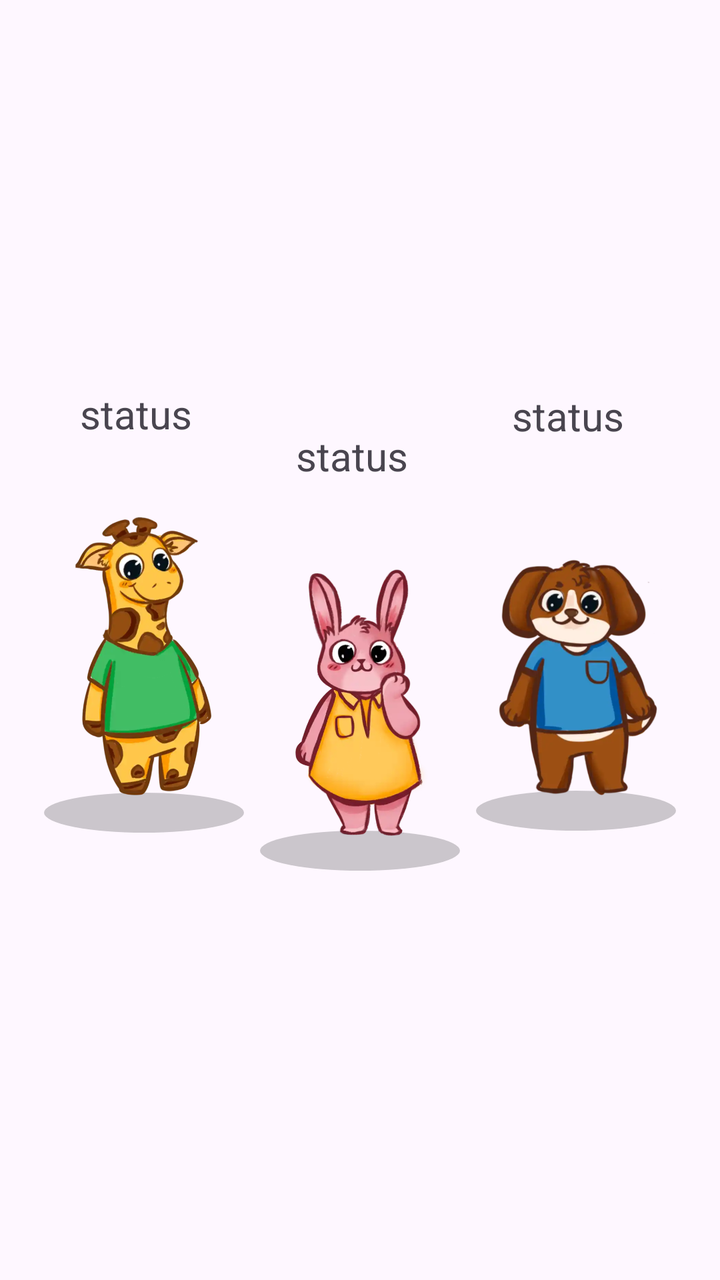
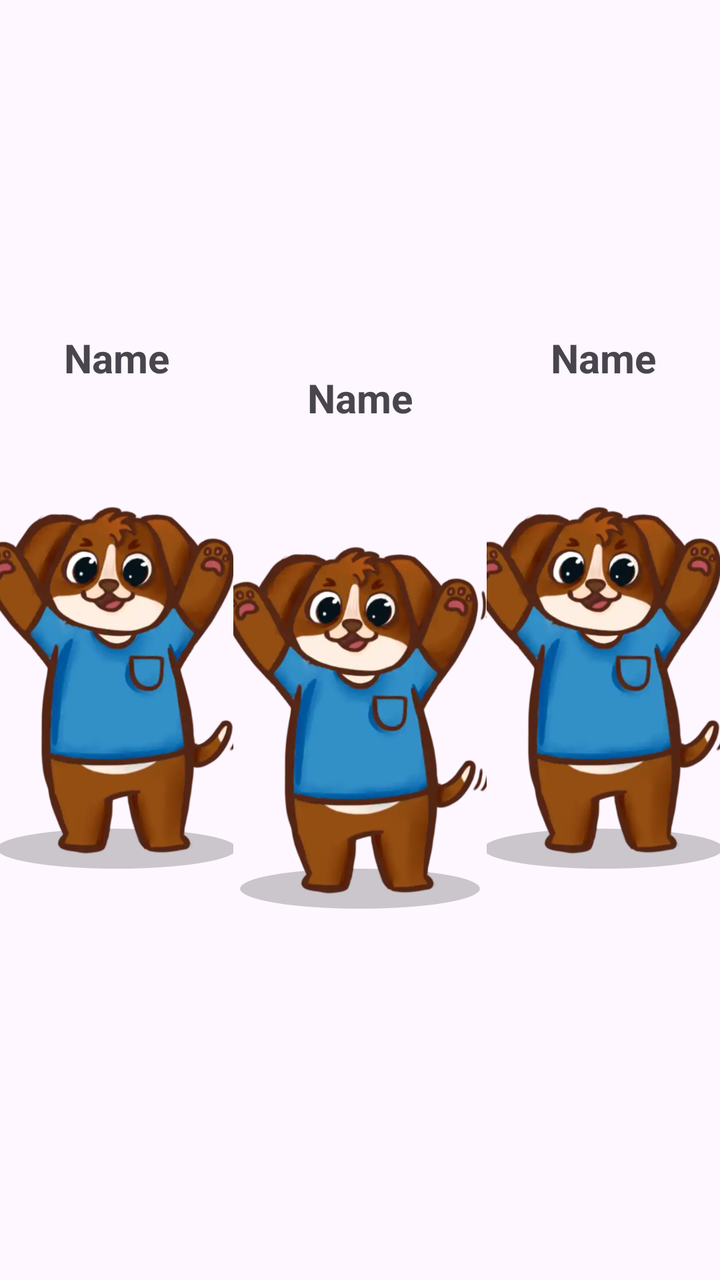

Two renders of the same Android screen: before a commit and after it. Below are the layout's source before the change and the commit's diff.
<!-- AndroidManifest.xml: application theme Theme.BetweenUs -->
<!-- res/layout/item_avatar_group.xml -->
<?xml version="1.0" encoding="utf-8"?>
<androidx.constraintlayout.widget.ConstraintLayout xmlns:android="http://schemas.android.com/apk/res/android"
    android:layout_width="match_parent"
    android:layout_height="match_parent"
    xmlns:app="http://schemas.android.com/apk/res-auto">

    

    <LinearLayout
        android:id="@+id/avatarGroup"
        android:layout_width="0dp"
        android:layout_height="300dp"
        android:orientation="horizontal"
        android:gravity="center"
        android:weightSum="3"
        app:layout_constraintWidth_percent="0.9"
        app:layout_constraintHeight_percent="0.8"
        app:layout_constraintTop_toTopOf="parent"
        app:layout_constraintBottom_toBottomOf="parent"
        app:layout_constraintStart_toStartOf="parent"
        app:layout_constraintEnd_toEndOf="parent">
    <LinearLayout
        android:id="@+id/containerLeft"
        android:layout_width="0dp"
        android:layout_height="wrap_content"
        android:layout_weight="1"
        android:orientation="vertical"
        android:translationY="-20dp"
        android:gravity="center"
        app:layout_constraintEnd_toStartOf="@id/containerCenter"
        app:layout_constraintHorizontal_chainStyle="packed"
        app:layout_constraintStart_toStartOf="parent"
        app:layout_constraintTop_toTopOf="parent"
        app:layout_constraintBottom_toBottomOf="parent">
        <TextView
            android:id="@+id/txt_status1"
            android:layout_width="wrap_content"
            android:layout_height="wrap_content"
            android:text="status"
            android:translationX="-4dp"
            android:translationY="10dp"
            android:textSize="20sp" />

        <ImageView
            android:id="@+id/avatarLeft"
            android:layout_width="100dp"
            android:layout_height="180dp"
            android:src="@drawable/giraffe_happy"
            android:translationY="20dp"
            android:scaleX="0.95"
            android:scaleY="0.95"
            android:elevation="2dp" />

        <View
            android:layout_width="100dp"
            android:layout_height="20dp"

            android:background="@drawable/avatar_shadow"
            android:layout_marginTop="6dp" />
    </LinearLayout>
        <LinearLayout
            android:id="@+id/containerCenter"
            android:layout_width="0dp"
            android:layout_height="wrap_content"
            android:layout_weight="1"
            android:orientation="vertical"
            android:gravity="center_horizontal"
            app:layout_constraintStart_toEndOf="@id/containerLeft"
            app:layout_constraintEnd_toStartOf="@id/containerRight"
            app:layout_constraintEnd_toEndOf="parent"
            app:layout_constraintTop_toTopOf="parent"
            app:layout_constraintBottom_toBottomOf="parent">

            <TextView
                android:id="@+id/txt_status2"
                android:layout_width="wrap_content"
                android:layout_height="wrap_content"
                android:text="status"
                android:translationY="10dp"
                android:translationX="-4dp"
                android:textSize="20sp"/>

            <ImageView
                android:id="@+id/avatarCenter"
                android:layout_width="100dp"
                android:layout_height="180dp"
                android:src="@drawable/bunny_happy"
                android:translationY="20dp"
                android:scaleX="0.95"
                android:scaleY="0.95"
                android:elevation="2dp" />

            <View

                android:layout_width="100dp"
                android:layout_height="20dp"
                android:background="@drawable/avatar_shadow"
                android:layout_marginTop="4dp" />
        </LinearLayout>

    <LinearLayout
        android:id="@+id/containerRight"
        android:layout_width="0dp"
        android:layout_height="wrap_content"
        android:layout_weight="1"
        android:translationY="-20dp"
        android:orientation="vertical"
        android:gravity="center"
        app:layout_constraintStart_toEndOf="@id/containerCenter"
        app:layout_constraintEnd_toEndOf="parent"
        app:layout_constraintTop_toTopOf="parent"
        app:layout_constraintBottom_toBottomOf="parent">

        <TextView
            android:id="@+id/txt_status3"
            android:layout_width="wrap_content"
            android:layout_height="wrap_content"
            android:text="status"
            android:translationX="-4dp"
            android:translationY="10dp"
            android:textSize="20sp"/>

        <ImageView
            android:id="@+id/avatarRight"
            android:layout_width="100dp"
            android:layout_height="180dp"
            android:src="@drawable/puppy_happy"
            android:translationY="20dp"
            android:scaleX="0.95"
            android:scaleY="0.95"
            android:layout_weight="1"
            android:elevation="2dp" />

        <View
            android:layout_width="100dp"
            android:layout_height="20dp"

            android:background="@drawable/avatar_shadow"
            android:layout_marginTop="4dp" />
    </LinearLayout>

    


    </LinearLayout>

    


</androidx.constraintlayout.widget.ConstraintLayout>
<!-- resources referenced by this layout -->
<resources>
  <!-- drawable avatar_shadow (drawable) -->
  <?xml version="1.0" encoding="utf-8"?>
  <shape xmlns:android="http://schemas.android.com/apk/res/android"
      android:shape="oval">
  
      <size android:width="60dp"
          android:height="12dp"/>
  
      <solid android:color="#33000000"/>
  
  </shape>
  <!-- drawable bunny_happy: webp bitmap (drawable, 38440 bytes) -->
  <!-- drawable giraffe_happy: webp bitmap (drawable, 26642 bytes) -->
  <!-- drawable puppy_happy: webp bitmap (drawable, 25996 bytes) -->
  <style name="Theme.BetweenUs" parent="Theme.MaterialComponents.DayNight.NoActionBar">
          
          <item name="colorPrimary">@color/purple_500</item>
          <item name="colorPrimaryVariant">@color/purple_700</item>
          <item name="colorOnPrimary">@color/white</item>
          
          <item name="colorSecondary">@color/teal_200</item>
          <item name="colorSecondaryVariant">@color/teal_700</item>
          <item name="colorOnSecondary">@color/black</item>
          
          <item name="android:statusBarColor">?attr/colorPrimaryVariant</item>
          
      </style>
  <color name="purple_500">#FF6200EE</color>
  <color name="purple_700">#FF3700B3</color>
  <color name="white">#FFFFFFFF</color>
  <color name="teal_200">#FF03DAC5</color>
  <color name="teal_700">#FF018786</color>
  <color name="black">#FF000000</color>
</resources>

<!-- the commit's change to res/layout/item_avatar_group.xml (unified diff, before → after) -->
@@ -9,21 +9,20 @@
     <LinearLayout
         android:id="@+id/avatarGroup"
         android:layout_width="0dp"
-        android:layout_height="300dp"
+        android:layout_height="450dp"
         android:orientation="horizontal"
         android:gravity="center"
         android:weightSum="3"
-        app:layout_constraintWidth_percent="0.9"
-        app:layout_constraintHeight_percent="0.8"
         app:layout_constraintTop_toTopOf="parent"
         app:layout_constraintBottom_toBottomOf="parent"
         app:layout_constraintStart_toStartOf="parent"
         app:layout_constraintEnd_toEndOf="parent">
     <LinearLayout
         android:id="@+id/containerLeft"
-        android:layout_width="0dp"
+        android:layout_width="10dp"
         android:layout_height="wrap_content"
         android:layout_weight="1"
+
         android:orientation="vertical"
         android:translationY="-20dp"
         android:gravity="center"
@@ -32,35 +31,15 @@
         app:layout_constraintStart_toStartOf="parent"
         app:layout_constraintTop_toTopOf="parent"
         app:layout_constraintBottom_toBottomOf="parent">
-        <TextView
-            android:id="@+id/txt_status1"
-            android:layout_width="wrap_content"
-            android:layout_height="wrap_content"
-            android:text="status"
-            android:translationX="-4dp"
-            android:translationY="10dp"
-            android:textSize="20sp" />
 
-        <ImageView
+        <include
             android:id="@+id/avatarLeft"
-            android:layout_width="100dp"
-            android:layout_height="180dp"
-            android:src="@drawable/giraffe_happy"
-            android:translationY="20dp"
-            android:scaleX="0.95"
-            android:scaleY="0.95"
-            android:elevation="2dp" />
+            layout="@layout/item_avatar"/>
 
-        <View
-            android:layout_width="100dp"
-            android:layout_height="20dp"
-
-            android:background="@drawable/avatar_shadow"
-            android:layout_marginTop="6dp" />
     </LinearLayout>
         <LinearLayout
             android:id="@+id/containerCenter"
-            android:layout_width="0dp"
+            android:layout_width="20dp"
             android:layout_height="wrap_content"
             android:layout_weight="1"
             android:orientation="vertical"
@@ -71,36 +50,16 @@
             app:layout_constraintTop_toTopOf="parent"
             app:layout_constraintBottom_toBottomOf="parent">
 
-            <TextView
-                android:id="@+id/txt_status2"
-                android:layout_width="wrap_content"
-                android:layout_height="wrap_content"
-                android:text="status"
-                android:translationY="10dp"
-                android:translationX="-4dp"
-                android:textSize="20sp"/>
+            <include
+                android:id="@+id/avatarCenter"
+                layout="@layout/item_avatar"/>
 
-            <ImageView
-                android:id="@+id/avatarCenter"
-                android:layout_width="100dp"
-                android:layout_height="180dp"
-                android:src="@drawable/bunny_happy"
-                android:translationY="20dp"
-                android:scaleX="0.95"
-                android:scaleY="0.95"
-                android:elevation="2dp" />
 
-            <View
-
-                android:layout_width="100dp"
-                android:layout_height="20dp"
-                android:background="@drawable/avatar_shadow"
-                android:layout_marginTop="4dp" />
         </LinearLayout>
 
     <LinearLayout
         android:id="@+id/containerRight"
-        android:layout_width="0dp"
+        android:layout_width="10dp"
         android:layout_height="wrap_content"
         android:layout_weight="1"
         android:translationY="-20dp"
@@ -111,32 +70,10 @@
         app:layout_constraintTop_toTopOf="parent"
         app:layout_constraintBottom_toBottomOf="parent">
 
-        <TextView
-            android:id="@+id/txt_status3"
-            android:layout_width="wrap_content"
-            android:layout_height="wrap_content"
-            android:text="status"
-            android:translationX="-4dp"
-            android:translationY="10dp"
-            android:textSize="20sp"/>
+        <include
+            android:id="@+id/avatarRight"
+            layout="@layout/item_avatar"/>
 
-        <ImageView
-            android:id="@+id/avatarRight"
-            android:layout_width="100dp"
-            android:layout_height="180dp"
-            android:src="@drawable/puppy_happy"
-            android:translationY="20dp"
-            android:scaleX="0.95"
-            android:scaleY="0.95"
-            android:layout_weight="1"
-            android:elevation="2dp" />
-
-        <View
-            android:layout_width="100dp"
-            android:layout_height="20dp"
-
-            android:background="@drawable/avatar_shadow"
-            android:layout_marginTop="4dp" />
     </LinearLayout>
 
     
@@ -148,3 +85,55 @@
 
 
 </androidx.constraintlayout.widget.ConstraintLayout>
+<!-- res/layout/item_avatar.xml (included above) -->
+<?xml version="1.0" encoding="utf-8"?>
+<LinearLayout
+    xmlns:android="http://schemas.android.com/apk/res/android"
+    android:layout_width="wrap_content"
+    android:layout_height="wrap_content"
+    android:orientation="vertical"
+
+    android:gravity="center"
+ >
+
+    
+    <TextView
+        android:id="@+id/txt_status"
+        android:layout_width="wrap_content"
+        android:layout_height="wrap_content"
+        android:text="Name"
+        android:textSize="20sp"
+        android:textStyle="bold"
+        android:layout_marginBottom="8dp"/>
+
+    
+    <FrameLayout
+        android:layout_width="150dp"
+        android:layout_height="wrap_content"
+        android:orientation="vertical"
+        android:gravity="center">
+
+        <ImageView
+            android:layout_width="120dp"
+            android:layout_height="20dp"
+            android:layout_gravity="bottom|center"
+
+            android:background="@drawable/avatar_shadow"/>
+        
+        <ImageView
+            android:id="@+id/imgAvatar"
+            android:layout_width="wrap_content"
+            android:layout_height="wrap_content"
+            android:layout_gravity="center"
+            android:maxHeight="230dp"
+            android:scaleX=".98"
+            android:layout_marginBottom="4dp"
+            android:adjustViewBounds="true"
+            android:scaleType="fitCenter"
+            android:src="@drawable/puppy_excited"/>
+
+        
+
+    </FrameLayout>
+
+</LinearLayout>
<!-- resource entries referenced after the edit -->
@@ -11,9 +11,7 @@
       <solid android:color="#33000000"/>
   
   </shape>
-  <!-- drawable bunny_happy: webp bitmap (drawable, 38440 bytes) -->
-  <!-- drawable giraffe_happy: webp bitmap (drawable, 26642 bytes) -->
-  <!-- drawable puppy_happy: webp bitmap (drawable, 25996 bytes) -->
+  <!-- drawable puppy_excited: webp bitmap (drawable, 27924 bytes) -->
   <style name="Theme.BetweenUs" parent="Theme.MaterialComponents.DayNight.NoActionBar">
           
           <item name="colorPrimary">@color/purple_500</item>
